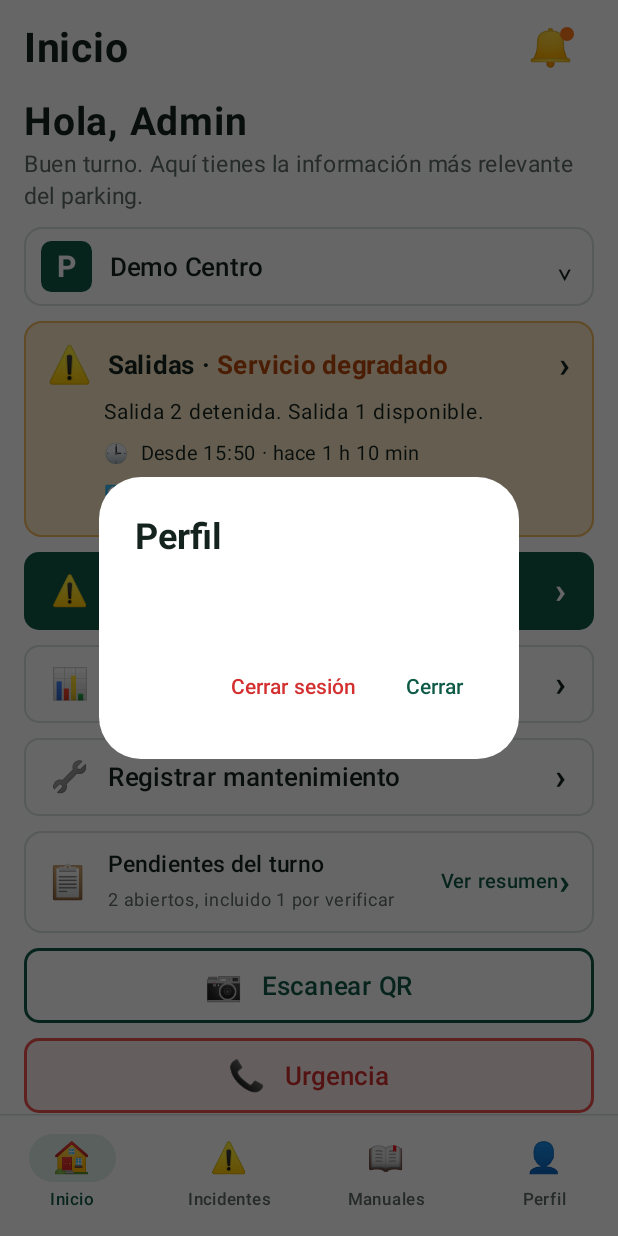
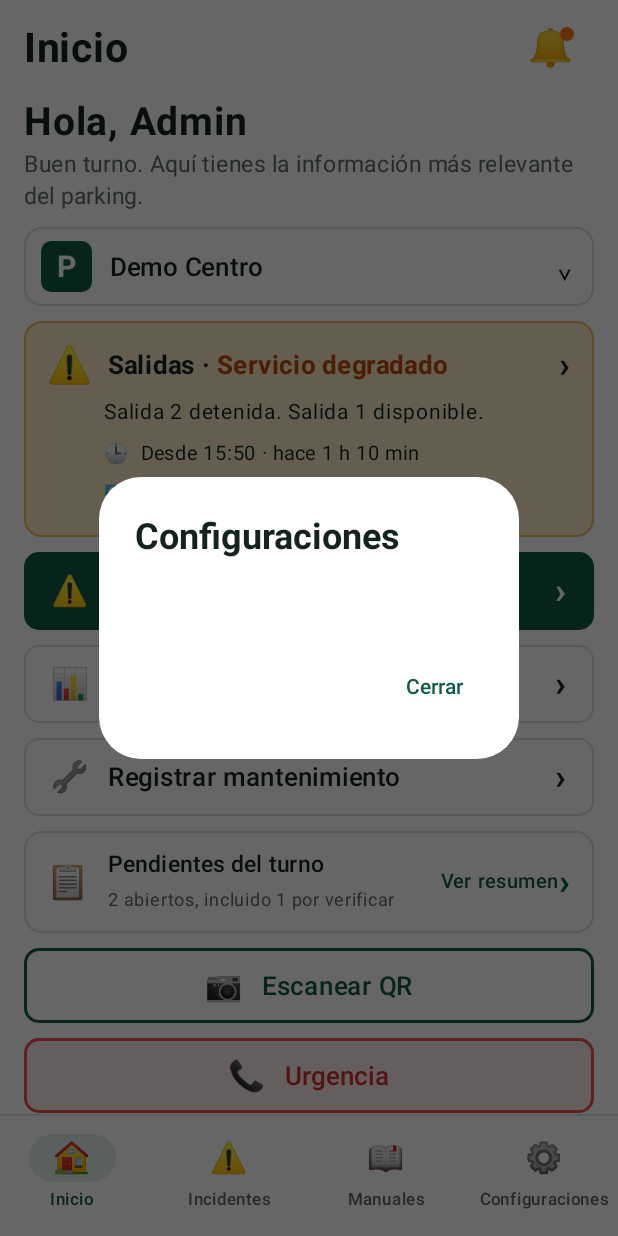
Before and after one commit to I-Canales/Saba-continuidad, an Android app built with Jetpack Compose: the composable InicioScreen called with empty values, item 4 of the bottom bar chosen, on a phone screen of 412 x 824 dp. Run offline under Robolectric (Android 15) with nearby library versions, the phone set to English and light mode, and no system bars; 2 statements that could not run were skipped.

Commit message:
Update InicioScreen.kt

```diff
--- a/app/src/main/java/com/example/sabacontinuidad/ui/inicio/InicioScreen.kt
+++ b/app/src/main/java/com/example/sabacontinuidad/ui/inicio/InicioScreen.kt
@@ -54,7 +54,7 @@ fun InicioScreen(
                         "Inicio" to "🏠",
                         "Incidentes" to "⚠️",
                         "Manuales" to "📖",
-                        "Perfil" to "👤"
+                        "Configuraciones" to "⚙️"
                     )
                     tabs.forEachIndexed { i, (nombre, glifo) ->
                         NavigationBarItem(
```
